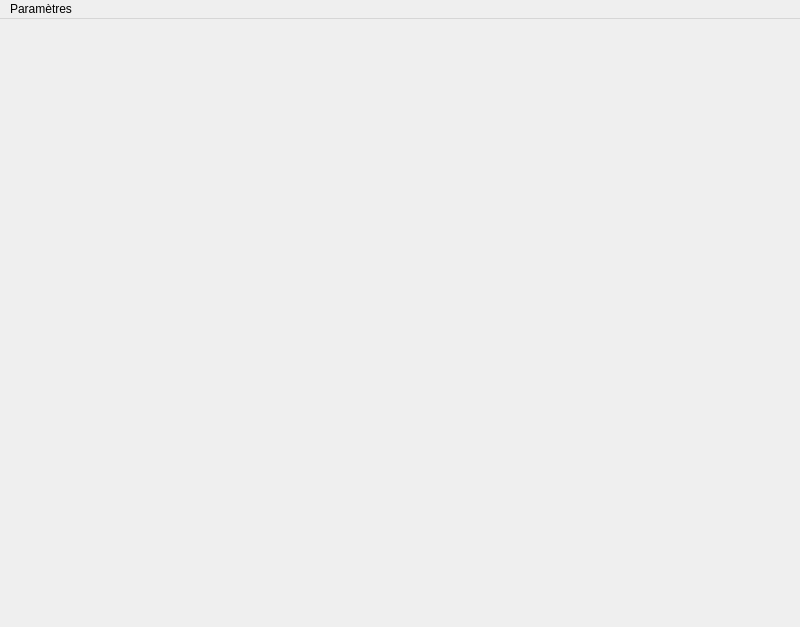
Old version of the form mainwindow.ui in the repository alextnlr/ShareCount.
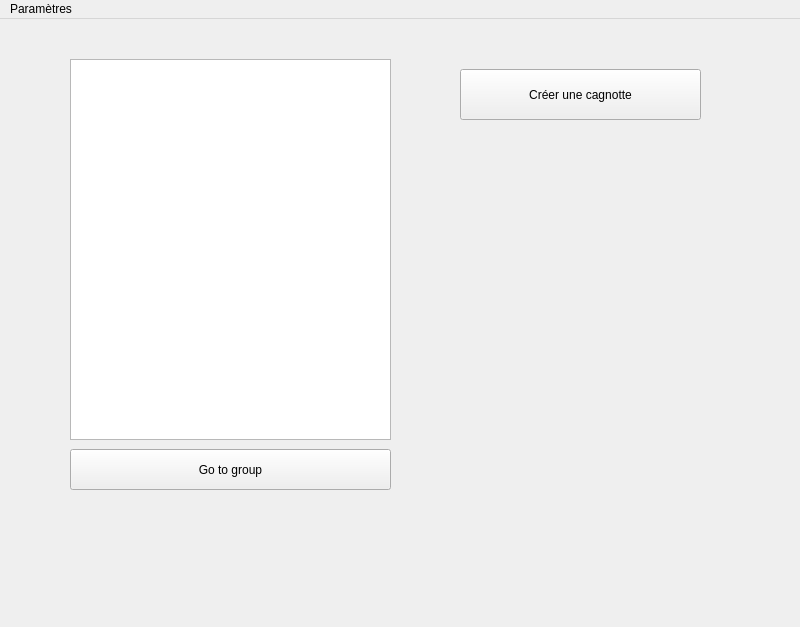
New version of the form.

Commit message: Ajout de la création de cagnottes via l'IG

The edit to the form file:
```diff
--- a/mainwindow.ui
+++ b/mainwindow.ui
@@ -156,7 +156,44 @@
       </property>
      </widget>
     </widget>
-    <widget class="QWidget" name="page_2"/>
+    <widget class="QWidget" name="page_2">
+     <widget class="QListWidget" name="groupList">
+      <property name="geometry">
+       <rect>
+        <x>70</x>
+        <y>40</y>
+        <width>321</width>
+        <height>381</height>
+       </rect>
+      </property>
+     </widget>
+     <widget class="QPushButton" name="goToGroup">
+      <property name="geometry">
+       <rect>
+        <x>70</x>
+        <y>430</y>
+        <width>321</width>
+        <height>41</height>
+       </rect>
+      </property>
+      <property name="text">
+       <string>Go to group</string>
+      </property>
+     </widget>
+     <widget class="QPushButton" name="buttonCreerCagnotte">
+      <property name="geometry">
+       <rect>
+        <x>460</x>
+        <y>50</y>
+        <width>241</width>
+        <height>51</height>
+       </rect>
+      </property>
+      <property name="text">
+       <string>Créer une cagnotte</string>
+      </property>
+     </widget>
+    </widget>
    </widget>
   </widget>
   <widget class="QMenuBar" name="menuBar">
```
Left out of the diff: 6 changed lines with no effect on the pictures. The commit also changes 9 other files.
